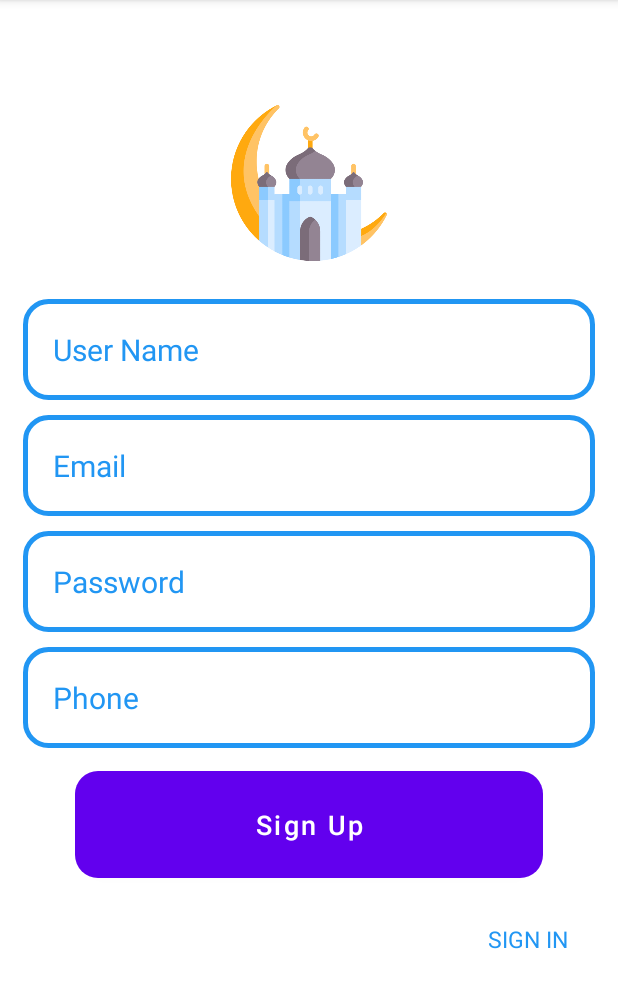
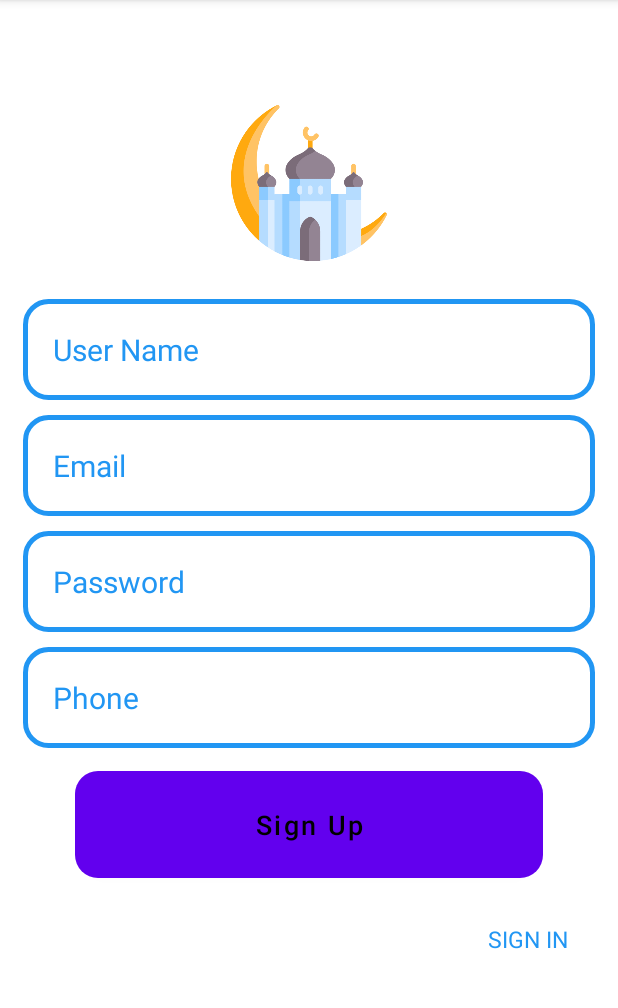
Before and after one commit to ayamaher4/CloudProject, an Android app: the SignUpActivity screen opened directly, with no data from a screen before it, on a phone screen of 412 x 824 dp, the part 84-1092 px from its top. Run offline under Robolectric (Android 15) with nearby library versions, the light colour scheme and no system bars.

Commit message:
commit A

```diff
--- a/app/src/main/res/layout/activity_sign_in.xml
+++ b/app/src/main/res/layout/activity_sign_in.xml
@@ -33,7 +33,7 @@
             android:nextFocusForward="@id/login_password"
             android:imeOptions="actionNext"
             android:inputType="textEmailAddress"
-            android:textColor="@android:color/white"
+            android:textColor="@android:color/black"
             android:textColorHint="#2196F3"
             android:textSize="20sp"
             />
@@ -51,7 +51,7 @@
             android:layout_marginTop="10dp"
             android:hint="Password"
             android:inputType="textPassword"
-            android:textColor="@android:color/white"
+            android:textColor="@android:color/black"
             android:textColorHint="#2196F3"
             android:textSize="20sp"
             />
--- a/app/src/main/res/layout/activity_sign_up.xml
+++ b/app/src/main/res/layout/activity_sign_up.xml
@@ -30,7 +30,7 @@
             android:nextFocusForward="@id/emailInput"
             android:imeOptions="actionNext"
             android:inputType="text"
-            android:textColor="@android:color/white"
+            android:textColor="@android:color/black"
             android:textColorHint="#2196F3"
             android:textSize="20sp"
             />
@@ -48,7 +48,7 @@
             android:layout_marginRight="15dp"
             android:hint="Email"
             android:inputType="textEmailAddress"
-            android:textColor="@android:color/white"
+            android:textColor="@android:color/black"
             android:textColorHint="#2196F3"
             android:textSize="20sp"
             android:layout_marginTop="10dp"
@@ -69,7 +69,7 @@
             android:layout_marginTop="10dp"
             android:hint="Password"
             android:inputType="textPassword"
-            android:textColor="@android:color/white"
+            android:textColor="@android:color/black"
             android:textColorHint="#2196F3"
             android:textSize="20sp"
             />
@@ -87,7 +87,7 @@
             android:layout_marginTop="10dp"
             android:hint="Phone"
             android:inputType="phone"
-            android:textColor="@android:color/white"
+            android:textColor="@android:color/black"
             android:textColorHint="#2196F3"
             android:textSize="20sp"
             />
@@ -106,7 +106,7 @@
             android:textAllCaps="false"
             android:textSize="18sp"
             android:text="Sign Up"
-            android:textColor="@android:color/white"
+            android:textColor="@android:color/black"
             />
         <LinearLayout
             android:layout_width="match_parent"
--- a/app/src/main/res/layout/fragment_vedio.xml
+++ b/app/src/main/res/layout/fragment_vedio.xml
@@ -17,7 +17,7 @@
             android:layout_marginTop="32dp"
             android:layout_marginEnd="24dp"
             android:text="جولة في القدس وضواحيها."
-            android:textColor="@color/white"
+            android:textColor="@color/black"
             android:textSize="22sp"
             android:textStyle="bold"
             app:layout_constrainedWidth="true"
@@ -47,7 +47,7 @@
             android:layout_marginTop="32dp"
             android:layout_marginEnd="24dp"
             android:text="تصوير جوي لمدينة القدس."
-            android:textColor="@color/white"
+            android:textColor="@color/black"
             android:textSize="22sp"
             android:textStyle="bold"
             app:layout_constrainedWidth="true"
@@ -78,7 +78,7 @@
             android:layout_marginTop="32dp"
             android:layout_marginEnd="24dp"
             android:text="أسوار القدس وأبوابها المفتوحة."
-            android:textColor="@color/white"
+            android:textColor="@color/black"
             android:textSize="22sp"
             android:textStyle="bold"
             app:layout_constrainedWidth="true"
--- a/app/src/main/res/layout/news_item.xml
+++ b/app/src/main/res/layout/news_item.xml
@@ -21,7 +21,7 @@
             android:layout_marginStart="12dp"
             android:layout_marginTop="8dp"
             android:layout_marginEnd="12dp"
-            android:textColor="@color/purple_500"
+            android:textColor="@color/black"
             android:textSize="30sp"
             android:textStyle="bold"
             app:layout_constraintBottom_toTopOf="@+id/imageView_news"
@@ -56,7 +56,7 @@
             android:layout_marginEnd="12dp"
             android:layout_marginBottom="40dp"
             android:fontFamily="sans-serif-condensed"
-            android:textColor="@color/white"
+            android:textColor="@color/black"
             android:textSize="22sp"
             android:textStyle="bold"
             app:layout_constraintBottom_toTopOf="@+id/share_icon"
@@ -75,6 +75,7 @@
             android:layout_marginEnd="6dp"
             android:layout_marginBottom="50dp"
             android:textSize="15dp"
+            android:textColor="@color/black"
             app:layout_constraintBottom_toBottomOf="parent"
             app:layout_constraintEnd_toEndOf="parent"
             app:layout_constraintHorizontal_bias="0.0"
```
Also changed, not shown: app/src/main/res/layout/fragment_profile.xml (+4 -4 lines).
